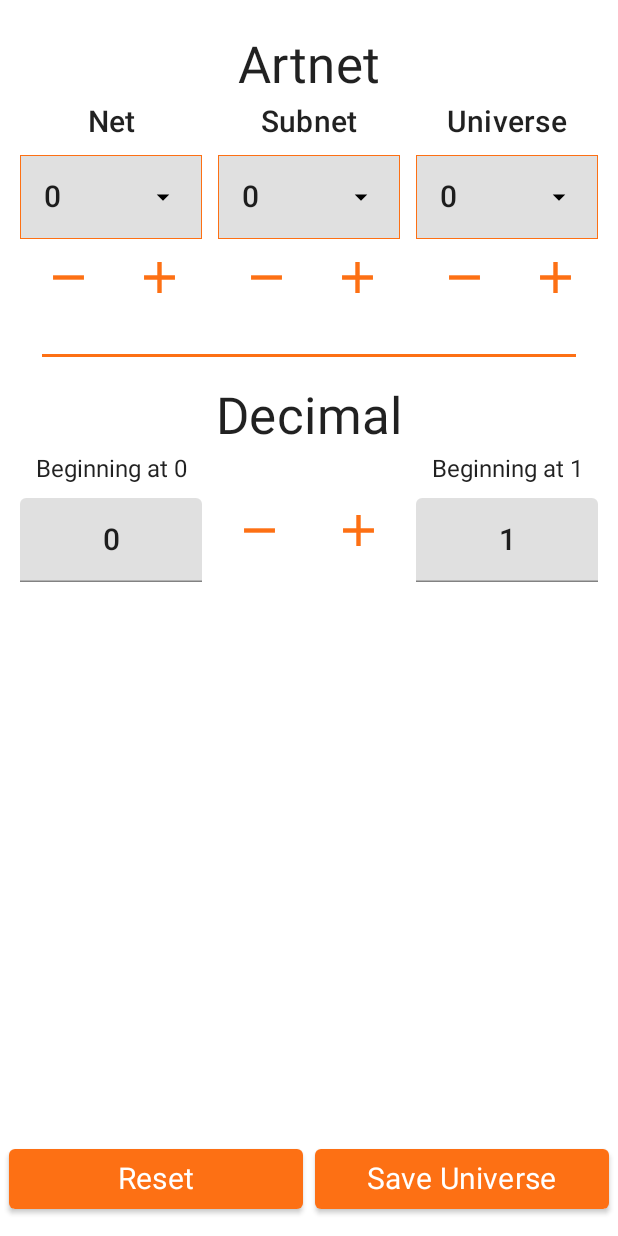
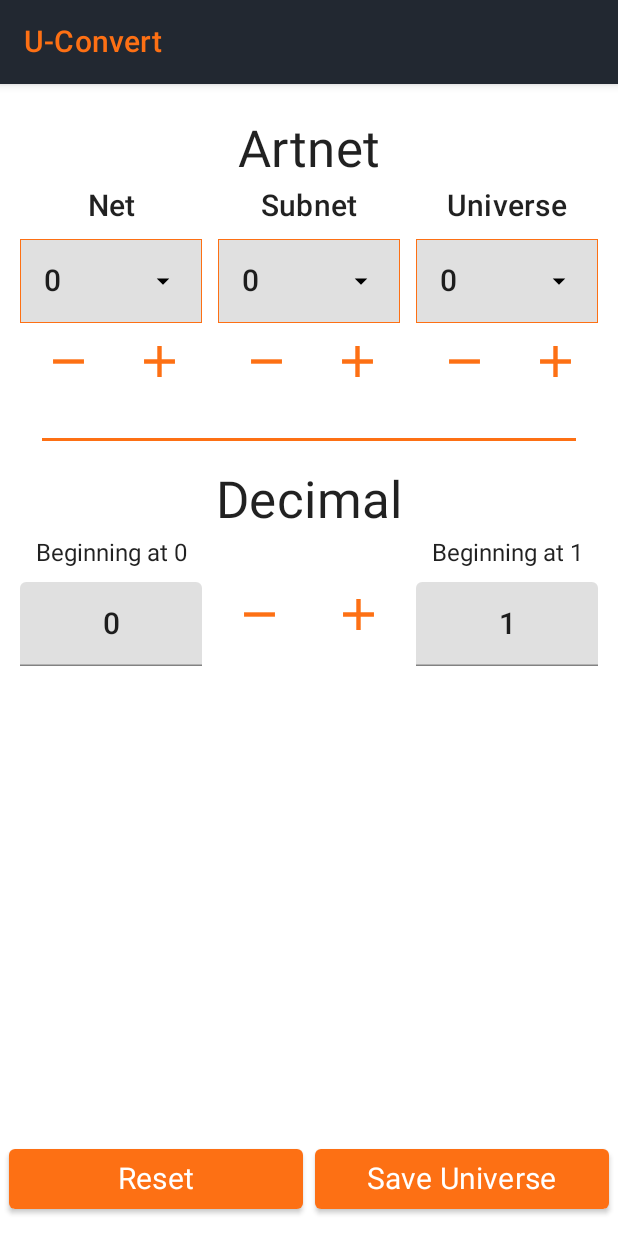
Before and after one commit to JeremyDufeux/U-Convert, an Android app built with Jetpack Compose: the screen it shows after launch (MainActivity), on a phone screen of 412 x 824 dp. Run offline under Robolectric (Android 15) with nearby library versions, the phone set to English and light mode, and no system bars; our stand-ins replace Dagger/Hilt's generated code, Room's generated code, Timber, constraintlayout-compose.

Commit message:
Add Scaffold to main activity

```diff
--- a/app/src/main/java/com/jeremydufeux/u_convert/ui/activities/MainActivity.kt
+++ b/app/src/main/java/com/jeremydufeux/u_convert/ui/activities/MainActivity.kt
@@ -4,7 +4,15 @@ import android.os.Bundle
 import androidx.activity.ComponentActivity
 import androidx.activity.compose.setContent
 import androidx.activity.viewModels
+import androidx.compose.foundation.layout.padding
+import androidx.compose.material.MaterialTheme
+import androidx.compose.material.Scaffold
+import androidx.compose.material.Text
+import androidx.compose.material.TopAppBar
 import androidx.compose.runtime.Composable
+import androidx.compose.ui.Modifier
+import androidx.compose.ui.res.stringResource
+import com.jeremydufeux.u_convert.R
 import com.jeremydufeux.u_convert.ui.theme.UConvertTheme
 import com.jeremydufeux.u_convert.ui.views.ConverterScreen
 import dagger.hilt.android.AndroidEntryPoint
@@ -26,6 +34,27 @@ class MainActivity : ComponentActivity() {
 @Composable
 fun App(viewModel: MainActivityViewModel) {
     UConvertTheme {
-        ConverterScreen(viewModel)
+        Scaffold(
+            topBar = {
+                AppBar()
+            },
+        ) { innerPadding ->
+            ConverterScreen(
+                Modifier.padding(innerPadding),
+                viewModel)
+        }
     }
 }
+
+@Composable
+fun AppBar(){
+    TopAppBar(
+        title = {
+            Text(
+                text = stringResource(R.string.app_name),
+                style = MaterialTheme.typography.h6.copy(color = MaterialTheme.colors.primary,)
+            )
+        },
+        backgroundColor = MaterialTheme.colors.secondary
+    )
+}
--- a/app/src/main/java/com/jeremydufeux/u_convert/ui/theme/Theme.kt
+++ b/app/src/main/java/com/jeremydufeux/u_convert/ui/theme/Theme.kt
@@ -10,14 +10,14 @@ import androidx.compose.ui.graphics.Color
 private val DarkColorPalette = darkColors(
     primary = DeepOrange,
     primaryVariant = LightOrange,
-    secondary = Red,
+    secondary = EbonyClay,
     background = BrightGray,
 )
 
 private val LightColorPalette = lightColors(
     primary = DeepOrange,
     primaryVariant = LightOrange,
-    secondary = Red,
+    secondary = EbonyClay,
     background = Color.White,
     /* Other default colors to override
     background = Color.White,
--- a/app/src/main/java/com/jeremydufeux/u_convert/ui/views/ConverterScreen.kt
+++ b/app/src/main/java/com/jeremydufeux/u_convert/ui/views/ConverterScreen.kt
@@ -29,7 +29,7 @@ import com.jeremydufeux.u_convert.ui.activities.MainActivityViewModel
 
 @OptIn(ExperimentalComposeUiApi::class)
 @Composable
-fun ConverterScreen(viewModel: MainActivityViewModel) {
+fun ConverterScreen(modifier: Modifier, viewModel: MainActivityViewModel) {
     val keyboardController = LocalSoftwareKeyboardController.current
     val focusManager = LocalFocusManager.current
 
@@ -40,7 +40,7 @@ fun ConverterScreen(viewModel: MainActivityViewModel) {
 
     Surface(
         color = MaterialTheme.colors.background,
-        modifier = Modifier
+        modifier = modifier
             .fillMaxSize()
             .pointerInput(Unit) {
                 detectTapGestures(onTap = {
```
Also changed, not shown: 1 other file.
